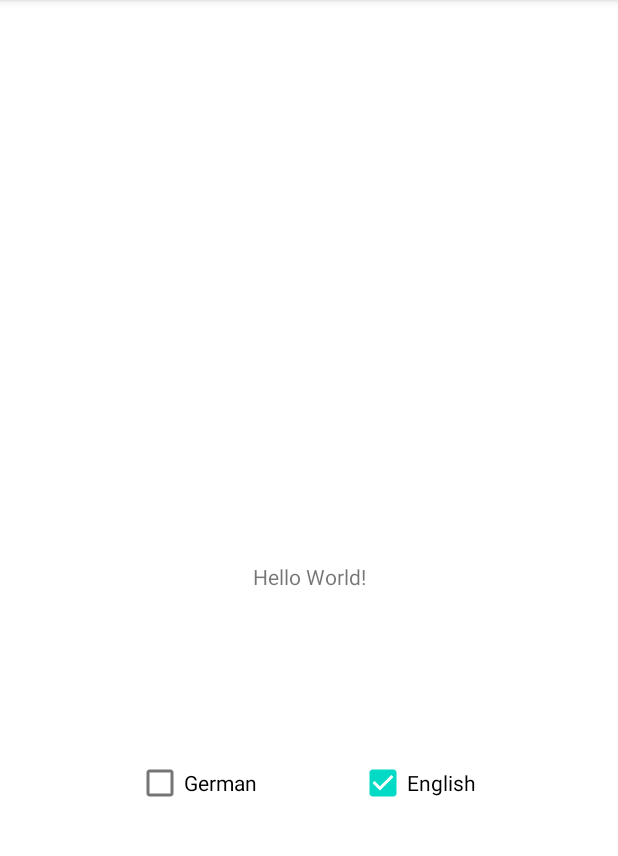
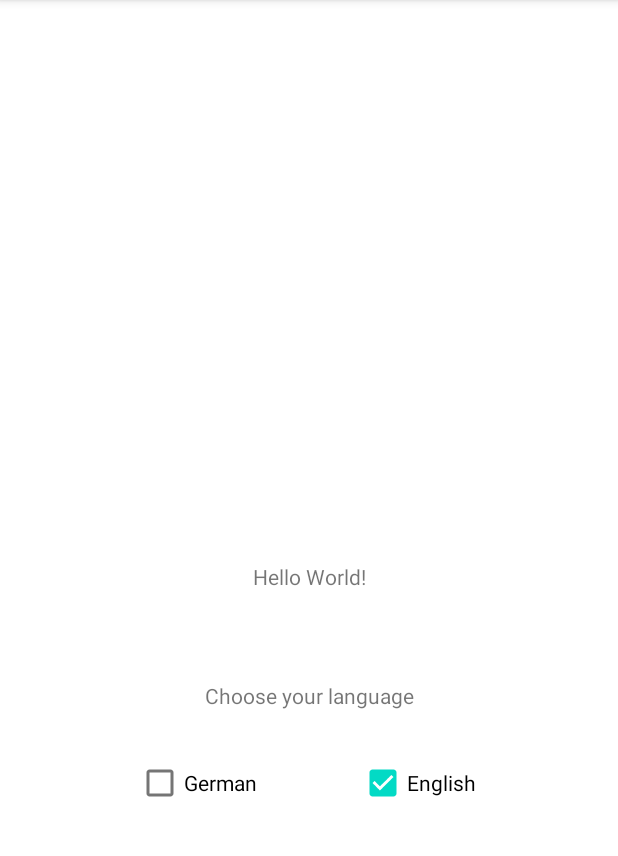
Before and after one commit to Marty-Byrde/AppDevelopment, an Android app: the screen it shows after launch (MainActivity), on a phone screen of 412 x 824 dp, the part 84-940 px from its top. Run offline under Robolectric (Android 15) with nearby library versions, the phone set to English and light mode, and no system bars.

Commit message:
feat: modified layout

```diff
--- a/AB1/Code/app/src/main/res/layout/activity_main.xml
+++ b/AB1/Code/app/src/main/res/layout/activity_main.xml
@@ -27,5 +27,11 @@
             android:layout_height="wrap_content" android:id="@+id/checkEnglish"
             app:layout_constraintStart_toEndOf="@+id/checkGerman" android:layout_marginStart="68dp"
             app:layout_constraintTop_toTopOf="@+id/checkGerman" app:checkedState="checked"/>
+    <TextView
+            android:text="Choose your language"
+            android:layout_width="wrap_content"
+            android:layout_height="wrap_content" android:id="@+id/txtChoose"
+            app:layout_constraintStart_toStartOf="parent" app:layout_constraintEnd_toEndOf="parent"
+            app:layout_constraintTop_toBottomOf="@+id/txtText" android:layout_marginTop="60dp"/>
 
 </androidx.constraintlayout.widget.ConstraintLayout>
```
